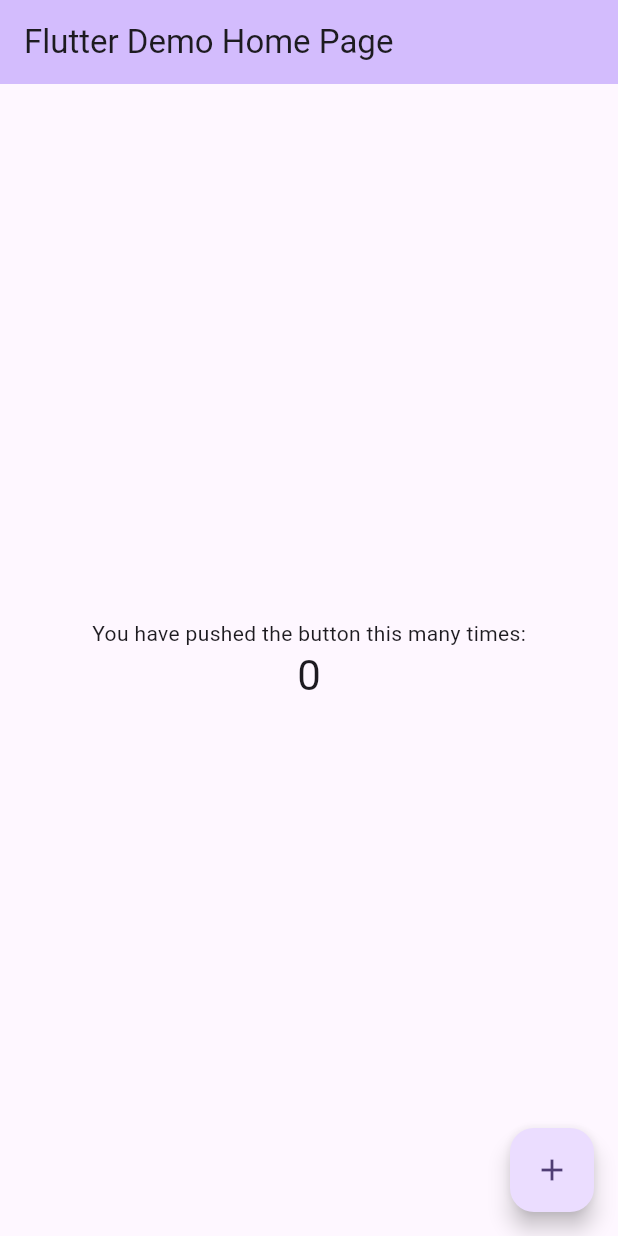
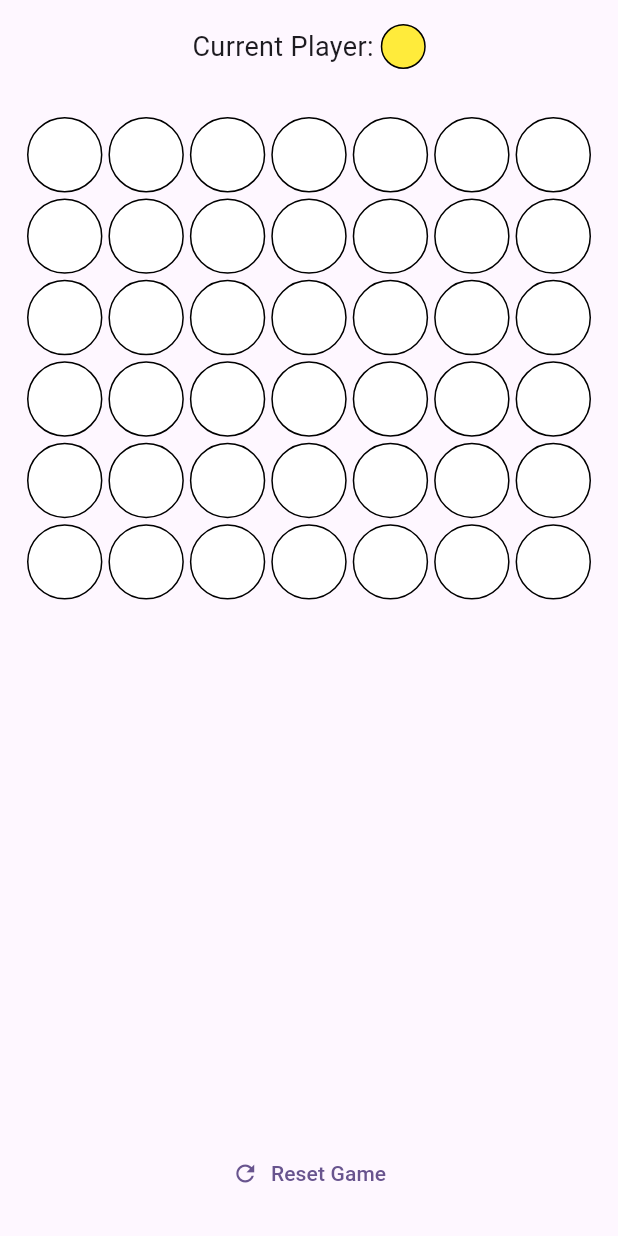
Before and after one commit to binaerverkehr/connect_four_demo, a Flutter app: the screen it shows after launch, on a phone screen of 412 x 824 dp. Run offline on Flutter 3.47's test engine with Material 3 defaults, Android fonts, the phone set to English and light mode, and no system bars.

Commit message:
Vier Gewinnt App erstellt

```diff
--- a/lib/main.dart
+++ b/lib/main.dart
@@ -1,3 +1,6 @@
+import 'package:connect_four_demo/models/board.dart';
+import 'package:connect_four_demo/models/game.dart';
+import 'package:connect_four_demo/models/player.dart';
 import 'package:flutter/material.dart';
 
 void main() {
@@ -10,59 +13,167 @@ class MyApp extends StatelessWidget {
   @override
   Widget build(BuildContext context) {
     return MaterialApp(
+      debugShowCheckedModeBanner: false,
       title: 'Flutter Demo',
       theme: ThemeData(
         colorScheme: ColorScheme.fromSeed(seedColor: Colors.deepPurple),
         useMaterial3: true,
       ),
-      home: const MyHomePage(title: 'Flutter Demo Home Page'),
+      home: const GameScreen(),
     );
   }
 }
 
-class MyHomePage extends StatefulWidget {
-  const MyHomePage({super.key, required this.title});
-
-  final String title;
+class GameScreen extends StatefulWidget {
+  const GameScreen({super.key});
 
   @override
-  State<MyHomePage> createState() => _MyHomePageState();
+  State<GameScreen> createState() => _GameScreenState();
 }
 
-class _MyHomePageState extends State<MyHomePage> {
-  int _counter = 0;
+class _GameScreenState extends State<GameScreen> {
+  late Game _game;
 
-  void _incrementCounter() {
+  @override
+  void initState() {
+    super.initState();
+    _resetGame();
+  }
+
+  void _resetGame() {
     setState(() {
-      _counter++;
+      _game = Game(board: Board(rows: 6, columns: 7));
     });
   }
 
   @override
   Widget build(BuildContext context) {
     return Scaffold(
-      appBar: AppBar(
-        backgroundColor: Theme.of(context).colorScheme.inversePrimary,
-        title: Text(widget.title),
-      ),
-      body: Center(
-        child: Column(
-          mainAxisAlignment: MainAxisAlignment.center,
-          children: <Widget>[
-            const Text(
-              'You have pushed the button this many times:',
-            ),
-            Text(
-              '$_counter',
-              style: Theme.of(context).textTheme.headlineMedium,
-            ),
-          ],
+      body: SafeArea(
+        child: Padding(
+          padding: const EdgeInsets.all(16.0),
+          child: Column(
+            children: [
+              _buildGameStatus(),
+              const SizedBox(height: 30),
+              Expanded(
+                child: _buildGameBoard(),
+              ),
+              const SizedBox(height: 80),
+              _buildResetButton(),
+            ],
+          ),
         ),
       ),
-      floatingActionButton: FloatingActionButton(
-        onPressed: _incrementCounter,
-        tooltip: 'Increment',
-        child: const Icon(Icons.add),
+    );
+  }
+
+  GridView _buildGameBoard() {
+    return GridView.builder(
+      physics: const NeverScrollableScrollPhysics(),
+      itemCount: _game.board.rows * _game.board.columns,
+      itemBuilder: (context, index) {
+        int row = index ~/ _game.board.columns;
+        int col = index % _game.board.columns;
+        return GestureDetector(
+          onTap: () {
+            if (_game.winner == null && !_game.isDraw) {
+              setState(() {
+                _game.makeMove(col);
+              });
+            }
+          },
+          child: _buildBoardCell(row, col),
+        );
+      },
+      gridDelegate: SliverGridDelegateWithFixedCrossAxisCount(
+        crossAxisCount: _game.board.columns,
+      ),
+    );
+  }
+
+  Widget _buildBoardCell(int row, int col) {
+    /*
+    Builds a single cell of the game board.
+    */
+
+    return Container(
+      margin: const EdgeInsets.all(2),
+      decoration: BoxDecoration(
+        shape: BoxShape.circle,
+        color: _game.board.getCell(row, col) == Player.yellow
+            ? Colors.yellow
+            : _game.board.getCell(row, col) == Player.red
+                ? Colors.red
+                : Colors.white,
+        border: Border.all(color: Colors.black),
+      ),
+    );
+  }
+
+  Widget _buildGameStatus() {
+    /*
+    Builds the game status widget.
+    */
+
+    return Row(
+      mainAxisAlignment: MainAxisAlignment.center,
+      children: [
+        if (_game.winner == null && !_game.isDraw)
+          Row(
+            children: [
+              const Text('Current Player: ', style: TextStyle(fontSize: 18)),
+              _buildPlayerToken(_game.winner ?? _game.currentPlayer),
+            ],
+          ),
+        if (_game.winner != null)
+          Row(
+            children: [
+              _buildPlayerToken(_game.winner ?? _game.currentPlayer),
+              const SizedBox(width: 10),
+              const Text(
+                'wins! ',
+                style: TextStyle(fontSize: 18),
+              ),
+            ],
+          ),
+        if (_game.isDraw)
+          const Text(
+            'It\'s a draw!',
+            style: TextStyle(fontSize: 18),
+          ),
+      ],
+    );
+  }
+
+  Container _buildPlayerToken(Player player) {
+    return Container(
+      width: 30,
+      height: 30,
+      decoration: BoxDecoration(
+        shape: BoxShape.circle,
+        color: player == Player.yellow ? Colors.yellow : Colors.red,
+        border: Border.all(color: Colors.black),
+      ),
+    );
+  }
+
+  Widget _buildResetButton() {
+    /*
+    Builds the reset button widget.
+    */
+
+    return TextButton.icon(
+      icon: const Icon(Icons.refresh),
+      label: Text(
+        _game.winner != null || _game.isDraw ? 'New Game' : 'Reset Game',
+      ),
+      onPressed: _resetGame,
+      style: ElevatedButton.styleFrom(
+        padding: const EdgeInsets.symmetric(horizontal: 32, vertical: 16),
+        shape: RoundedRectangleBorder(
+          borderRadius: BorderRadius.circular(24.0),
+        ),
       ),
     );
   }
--- /dev/null
+++ b/lib/models/board.dart
@@ -0,0 +1,45 @@
+/*
+Board class for a Connect Four game.
+*/
+
+import 'package:connect_four_demo/models/player.dart';
+
+class Board {
+  /*
+  Represents the game board.
+  */
+
+  final int rows;
+  final int columns;
+  late List<List<Player>> grid;
+
+  Board({required this.rows, required this.columns}) {
+    """
+    Initializes the board with the given number of rows and columns.
+    """;
+    grid = List.generate(rows, (_) => List.filled(columns, Player.none));
+  }
+
+  Player getCell(int row, int col) => grid[row][col];
+
+  bool isValidMove(int col) {
+    """
+    Returns true if the column is within the board and the column is not full.
+    """;
+    return col >= 0 && col < columns && grid[0][col] == Player.none;
+  }
+
+  void placePiece(int col, Player player) {
+    """
+    Places a piece in the column if it is a valid move.
+    """;
+    if (!isValidMove(col)) return;
+
+    for (int row = rows - 1; row >= 0; row--) {
+      if (grid[row][col] == Player.none) {
+        grid[row][col] = player;
+        break;
+      }
+    }
+  }
+}
--- /dev/null
+++ b/lib/models/game.dart
@@ -0,0 +1,95 @@
+import 'package:connect_four_demo/models/board.dart';
+import 'package:connect_four_demo/models/player.dart';
+
+class Game {
+  /*
+  Represents the game state.
+  */
+
+  final Board board;
+  Player currentPlayer;
+  Player? winner;
+  bool isDraw;
+  int moveCount;
+
+  Game({required this.board})
+      : currentPlayer = Player.yellow,
+        winner = null,
+        isDraw = false,
+        moveCount = 0;
+
+  bool makeMove(int column) {
+    """
+    Places a piece in the given column if it is a valid move.
+    """;
+    if (!board.isValidMove(column) || winner != null) return false;
+
+    int row = -1;
+    for (int r = board.rows - 1; r >= 0; r--) {
+      if (board.getCell(r, column) == Player.none) {
+        board.placePiece(column, currentPlayer);
+        row = r;
+        break;
+      }
+    }
+
+    if (row == -1) return false;
+
+    moveCount++;
+
+    if (checkWin(row, column)) {
+      winner = currentPlayer;
+    } else if (moveCount == board.rows * board.columns) {
+      isDraw = true;
+    } else {
+      currentPlayer =
+          currentPlayer == Player.yellow ? Player.red : Player.yellow;
+    }
+
+    return true;
+  }
+
+  bool checkWin(int row, int column) {
+    """
+    Checks if the last move resulted in a win.
+    """;
+    return checkDirection(row, column, 1, 0) || // Vertical
+        checkDirection(row, column, 0, 1) || // Horizontal
+        checkDirection(row, column, 1, 1) || // Diagonal (/)
+        checkDirection(row, column, 1, -1); // Diagonal (\)
+  }
+
+  bool checkDirection(int row, int col, int rowDelta, int colDelta) {
+    """
+    Checks if there are four pieces in a row in the given direction.
+    """;
+    Player player = board.getCell(row, col);
+    int count = 1;
+
+    // Check in positive direction
+    for (int i = 1; i < 4; i++) {
+      int newRow = row + i * rowDelta;
+      int newCol = col + i * colDelta;
+      if (newRow < 0 ||
+          newRow >= board.rows ||
+          newCol < 0 ||
+          newCol >= board.columns) break;
+      if (board.getCell(newRow, newCol) != player) break;
+      count++;
+    }
+
+    // Check in negative direction
+    for (int i = 1; i < 4; i++) {
+      int newRow = row - i * rowDelta;
+      int newCol = col - i * colDelta;
+      if (newRow < 0 ||
+          newRow >= board.rows ||
+          newCol < 0 ||
+          newCol >= board.columns) break;
+      if (board.getCell(newRow, newCol) != player) break;
+      count++;
+    }
+
+    return count >= 4;
+  }
+}
--- /dev/null
+++ b/lib/models/player.dart
@@ -0,0 +1,5 @@
+/*
+Player enum for representing the players in the game.
+*/
+
+enum Player { none, yellow, red }
```
Also changed, not shown: 3 other files.
